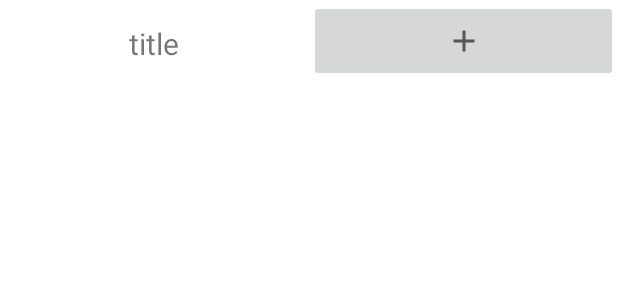
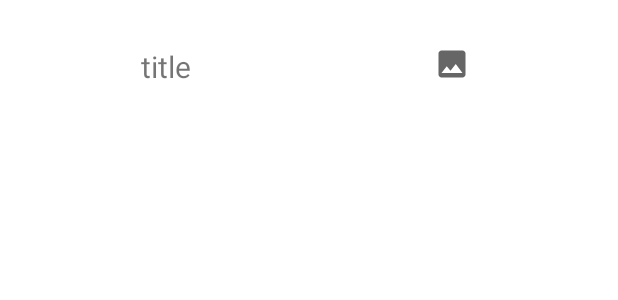
Before and after one commit to Lokeshbibinagar/test, an Android app: the layout list_item.xml on its own in the app's theme, with its tools: preview values and no code run, on a phone screen of 412 x 824 dp. Shown: the top 300 px of the screen. Run offline under Robolectric (Android 15) with nearby library versions, the phone set to English and light mode, and no system bars.

Commit message:
Updated commit

```diff
--- /dev/null
+++ b/app/src/main/res/drawable/ic_baseline_image_24.xml
@@ -0,0 +1,10 @@
+<vector xmlns:android="http://schemas.android.com/apk/res/android"
+    android:width="24dp"
+    android:height="24dp"
+    android:viewportWidth="24"
+    android:viewportHeight="24"
+    android:tint="?attr/colorControlNormal">
+  <path
+      android:fillColor="@android:color/white"
+      android:pathData="M21,19V5c0,-1.1 -0.9,-2 -2,-2H5c-1.1,0 -2,0.9 -2,2v14c0,1.1 0.9,2 2,2h14c1.1,0 2,-0.9 2,-2zM8.5,13.5l2.5,3.01L14.5,12l4.5,6H5l3.5,-4.5z"/>
+</vector>
--- a/app/src/main/res/layout/list_item.xml
+++ b/app/src/main/res/layout/list_item.xml
@@ -4,7 +4,9 @@
     xmlns:app="http://schemas.android.com/apk/res-auto"
     xmlns:tools="http://schemas.android.com/tools"
     android:layout_width="match_parent"
-    android:layout_height="wrap_content">
+    android:layout_height="wrap_content"
+    android:padding="15dp"
+    >
 
     <LinearLayout
         android:id="@+id/linearLayout"
@@ -28,9 +30,10 @@
             android:id="@+id/listButton"
             android:layout_width="0dp"
             android:layout_height="wrap_content"
+            android:background="@color/white"
             android:layout_weight="0.5"
             android:padding="15dp"
-            android:src="@drawable/ic_baseline_add_24" />
+            android:src="@drawable/ic_baseline_image_24" />
     </LinearLayout>
 
     <androidx.recyclerview.widget.RecyclerView
```
Also changed, not shown: app/src/main/java/com/example/test/ListItem.java (+13 -1 lines), app/src/main/java/com/example/test/ListItemAdapter.java (+14 -12 lines), app/src/main/java/com/example/test/MainActivity.java (+3 -4 lines).
